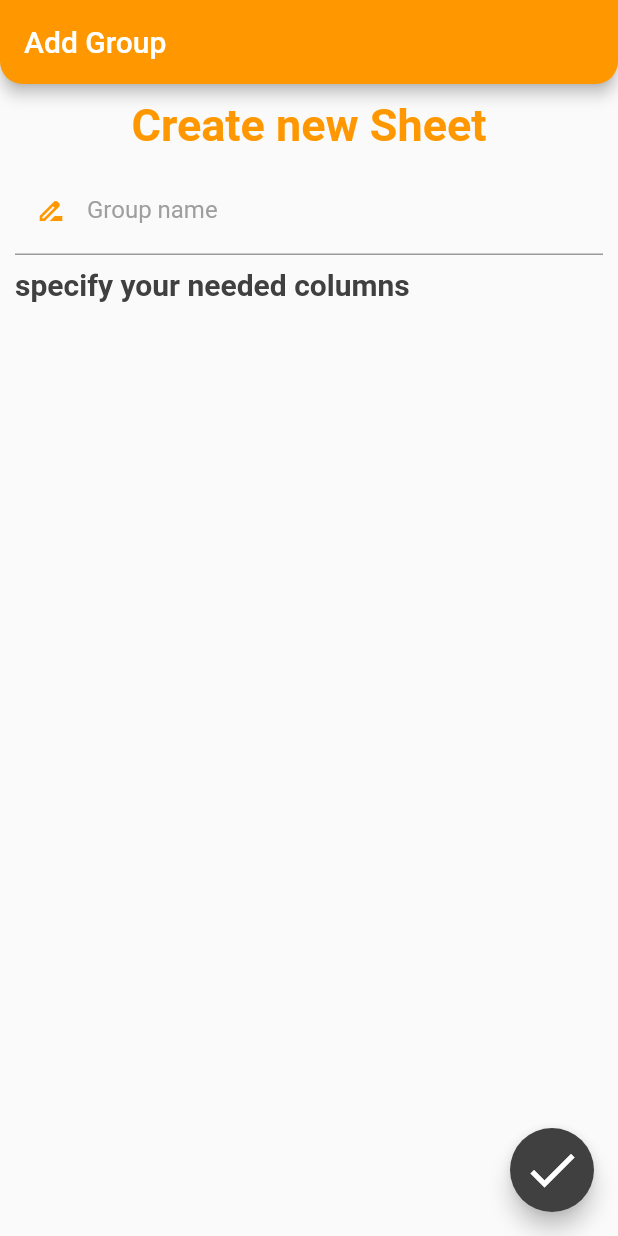
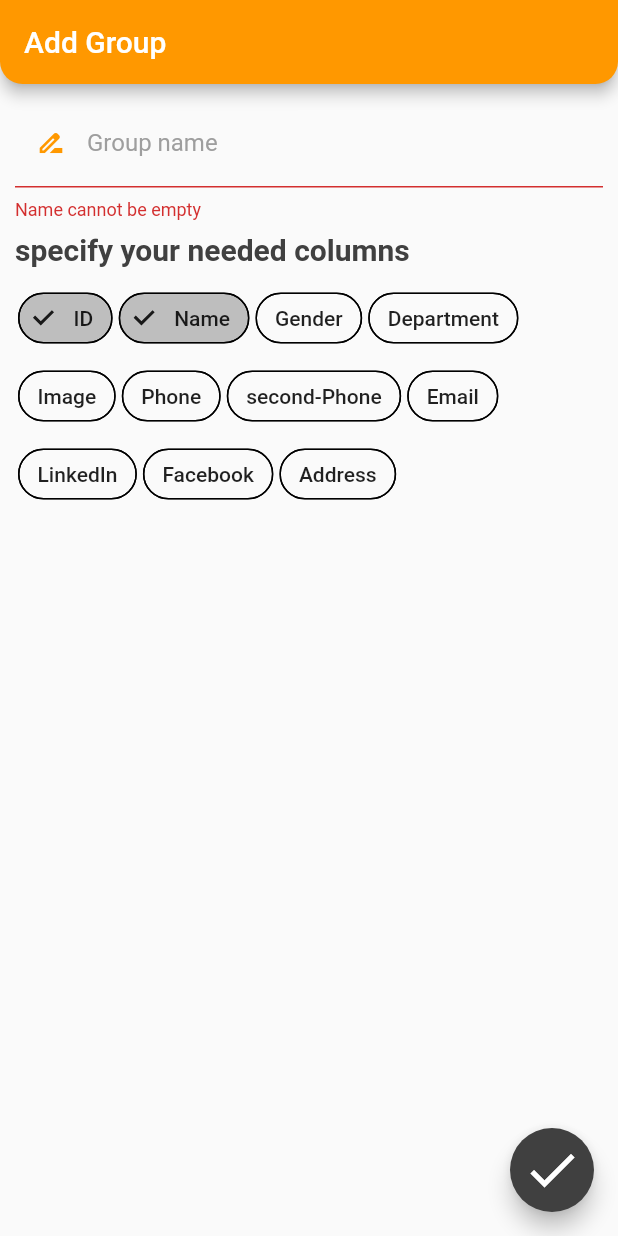
Before and after one commit to Abdelmenam-Tarek-Abdelmenam/Easy-Tag, a Flutter app: the AddGroup screen opened directly, after a tap on the "check" icon, on a phone screen of 412 x 824 dp. Run offline on Flutter 3.47's test engine with Material 2 defaults, Android fonts, the phone set to English and light mode, and no system bars; our stand-ins replace bloc, connectivity_plus, dio, equatable, firebase_auth, firebase_core and 8 more; missing offline and left inert: onboarding; accounts and stored records are empty.

Commit message:
some screen edits

```diff
--- a/lib/bloc/deprecated_cubit/admin_cubit.dart
+++ b/lib/bloc/deprecated_cubit/admin_cubit.dart
@@ -12,7 +12,7 @@ import 'package:http/http.dart' as http;
 import '../../view/shared/functions/navigation_functions.dart';
 import '../../view/shared/widgets/toast_helper.dart';
 import '../../view/ui/user_screen.dart';
-import '../../view/ui/add_group.dart';
+import '../../view/ui/add_group/add_group.dart';
 import '../../view/ui/edit_user.dart';
 import '../../view/ui/main_view/main_screen.dart';
 import 'admin_states.dart';
--- a/lib/model/module/card_student.dart
+++ b/lib/model/module/card_student.dart
@@ -1,10 +1,13 @@
 import 'package:equatable/equatable.dart';
+
+const String randomPhoto =
+    "https://cdn.pixabay.com/photo/2016/04/01/10/11/avatar-1299805__340.png";
 
 // ignore: must_be_immutable
 class CardStudent extends Equatable {
   String? name;
   String? id;
-  String? imgUrl;
+  late String imgUrl;
   StudentState state = StudentState.empty;
   int? groupIndex;
 
@@ -12,7 +15,7 @@ class CardStudent extends Equatable {
       {this.name,
       this.id,
       this.state = StudentState.empty,
-      this.imgUrl,
+      this.imgUrl = randomPhoto,
       this.groupIndex});
 
   static CardStudent empty = CardStudent(state: StudentState.empty);
@@ -68,8 +71,9 @@ class CardStudent extends Equatable {
 
   String _cvtImgLink(String old) {
     if (old.contains("drive.google.com")) {
-      return "https://drive.google.com/uc?export=view&id=" +
-          imgUrl!.split('/')[5];
+      return "https://drive.google.com/uc?export=view&id=" + old.split('/')[5];
+    } else if (!old.contains("http")) {
+      old = randomPhoto;
     }
     return old;
   }
--- a/lib/model/repository/web_sevices.dart
+++ b/lib/model/repository/web_sevices.dart
@@ -61,8 +61,9 @@ class WebServices {
     String url = _infoSheetLinkBase +
         "userName=$_id"
             "&group=$index";
+    print("start requset");
     String data = await _doRequest(url);
-    // TODO : Change return data type to 2d list
+    print("recieved $data");
     var list = data.split("!");
     details.studentNames = list[0].split(',');
     details.columnNames = list[1].split(',');
--- a/lib/view/ui/add_group.dart
+++ /dev/null
@@ -1,370 +0,0 @@
-import 'package:auto_id/bloc/admin_bloc/admin_data_bloc.dart';
-import 'package:auto_id/view/resources/color_manager.dart';
-import 'package:auto_id/view/resources/styles_manager.dart';
-import 'package:flutter/material.dart';
-import 'package:flutter_bloc/flutter_bloc.dart';
-
-import '../shared/widgets/form_field.dart';
-
-List<String> neededColumnsNames = const [
-  "ID",
-  "Name",
-  "Gender",
-  "Department",
-  "Image",
-  "Phone",
-  "second-Phone",
-  "Email",
-  "LinkedIn",
-  "Facebook",
-  "Address"
-];
-
-// ignore: must_be_immutable
-class AddGroup extends StatelessWidget {
-  AddGroup({Key? key}) : super(key: key);
-
-  List<bool> neededColumns =
-      List.generate(neededColumnsNames.length, (index) => index < 2);
-  var sheetNameController = TextEditingController();
-  var formKey = GlobalKey<FormState>();
-
-  @override
-  Widget build(BuildContext context) {
-    return BlocConsumer<AdminDataBloc, AdminDataStates>(
-      listener: (context, state) {},
-      builder: (context, state) {
-        return GestureDetector(
-          onTap: () {
-            FocusScopeNode currentFocus = FocusScope.of(context);
-            if (!currentFocus.hasPrimaryFocus) {
-              currentFocus.unfocus();
-            }
-          },
-          child: Scaffold(
-              floatingActionButton: FloatingActionButton(
-                backgroundColor: ColorManager.darkGrey,
-                child: 5 == 6
-                    ? const CircularProgressIndicator(
-                        color: Colors.white,
-                      )
-                    : const Icon(
-                        Icons.check,
-                        size: 40,
-                        color: Colors.white,
-                      ),
-                onPressed: () {
-                  // if (addIndex == 0) {
-                  if (formKey.currentState!.validate()) {
-                    List<String> renameRowsName = [];
-
-                    for (int i = 0; i < 11; i++) {
-                      if (neededColumns[i]) {
-                        renameRowsName.add(neededColumnsNames[i]);
-                      }
-                    }
-                    // cubit
-                    //     .createSpreadSheet(sheetNameController.text, context)
-                    //     .then((value) {
-                    //   cubit.addColumnNames(
-                    //       value, sheetNameController.text, context);
-                    // });
-                  }
-                  // } else {
-                  //   if (formKey.currentState!.validate()) {
-                  //     if (useSheetRowAsName) {
-                  //       cubit.testLink(context, sheetNameController.text,
-                  //           sheetLinkController.text);
-                  // } else {
-                  //   if (renameRowsName.length ==
-                  //       cubit.tableNumberOfUnnamedColumns) {
-                  //     cubit.addColumnNames(
-                  //         sheetLinkController.text.split('/')[5],
-                  //         sheetNameController.text,
-                  //         context);
-                  //   } else {
-                  //     showDialog(
-                  //         context: context,
-                  //         builder: (context) {
-                  //           Future.delayed(const Duration(seconds: 4), () {
-                  //             Navigator.of(context).pop(true);
-                  //           });
-                  //           return const AlertDialog(
-                  //             title: Text("make sure you name all columns"),
-                  //             backgroundColor: Colors.red,
-                  //           );
-                  //         });
-                  //   }
-                  //     }
-                  //   }
-                  // }
-                },
-              ),
-              // bottomNavigationBar: CurvedNavigationBar(
-              //   backgroundColor: Colors.white,
-              //   color: Colors.orange,
-              //   items: const [
-              //     Icon(
-              //       Icons.create_new_folder_outlined,
-              //       size: 30,
-              //       color: Colors.white,
-              //     ),
-              //     Icon(
-              //       Icons.folder_open_sharp,
-              //       size: 30,
-              //       color: Colors.white,
-              //     ),
-              //   ],
-              //   onTap: (index) {
-              //     //Handle button tap
-              //     // addIndex = index;
-              //     // cubit.changeAddTab();
-              //   },
-              // ),
-              appBar: AppBar(
-                shape: StyLeManager.appBarShape,
-                foregroundColor: Colors.white,
-                title: const Text('Add Group'),
-              ),
-              body: Padding(
-                padding: const EdgeInsets.all(10.0),
-                child: Column(
-                  crossAxisAlignment: CrossAxisAlignment.start,
-                  children: [
-                    const Center(
-                      child: Text(
-                        'Create new Sheet',
-                        style: TextStyle(
-                            fontSize: 30,
-                            color: Colors.orange,
-                            fontWeight: FontWeight.bold),
-                      ),
-                    ),
-                    const SizedBox(
-                      height: 10,
-                    ),
-                    Form(
-                        key: formKey,
-                        child: DefaultFormField(
-                            controller: sheetNameController,
-                            title: "Group name",
-                            prefix: Icons.drive_file_rename_outline)),
-                    const Padding(
-                      padding: EdgeInsets.symmetric(vertical: 8.0),
-                      child: Text(
-                        'specify your needed columns',
-                        style: TextStyle(
-                            fontSize: 20,
-                            color: ColorManager.darkGrey,
-                            fontWeight: FontWeight.bold),
-                      ),
-                    ),
-                  ],
-                ),
-              )),
-        );
-      },
-    );
-  }
-
-  Widget chooseColumnName() {
-    // FilterChip(
-    //   label: Text("text"),
-    //   backgroundColor: Colors.transparent,
-    //   shape: StadiumBorder(side: BorderSide()),
-    //   onSelected: (bool value) {print("selected");},
-    // );
-    return Column(
-        children: List.generate(
-            neededColumnsNames.length,
-            (index) => StatefulBuilder(
-                  builder: (_, setState) {
-                    return CheckboxListTile(
-                        title: Text(
-                          neededColumnsNames[index],
-                          style: const TextStyle(
-                              color: Colors.black54,
-                              fontWeight: FontWeight.bold),
-                        ),
-                        value: neededColumns[9],
-                        onChanged: (newValue) {
-                          setState(() {
-                            neededColumns[9] = !neededColumns[9];
-                          });
-                        },
-                        controlAffinity: ListTileControlAffinity
-                            .leading, //  <-- leading Checkbox
-                        contentPadding: const EdgeInsets.all(0.0));
-                  },
-                )));
-  }
-
-  // Widget addFromExistingSheet() {
-  //   return Padding(
-  //     padding: const EdgeInsets.all(15.0),
-  //     child: Center(
-  //       child: SingleChildScrollView(
-  //         reverse: true,
-  //         child: Column(
-  //           children: [
-  //             Form(
-  //                 key: formKey,
-  //                 child: Column(
-  //                   crossAxisAlignment: CrossAxisAlignment.start,
-  //                   children: [
-  //                     const Text(
-  //                       'If you already have sheet',
-  //                       style: TextStyle(
-  //                           fontSize: 25,
-  //                           color: Colors.orange,
-  //                           fontWeight: FontWeight.bold),
-  //                     ),
-  //                     const Padding(
-  //                       padding: EdgeInsets.symmetric(vertical: 8.0),
-  //                       child: Text(
-  //                         'make sure that the link is "Editor" & "For every one" \nThe ID column should named as <ID>\nThe name column should named as <Name>"',
-  //                         style: TextStyle(
-  //                             color: Colors.red,
-  //                             fontSize: 12,
-  //                             fontWeight: FontWeight.bold),
-  //                       ),
-  //                     ),
-  //                     TextFormField(
-  //                         controller: sheetNameController,
-  //                         keyboardType: TextInputType.text,
-  //                         validator: (value) {
-  //                           if (value!.isEmpty) {
-  //                             return 'Name cannot be empty';
-  //                           } else {
-  //                             return null;
-  //                           }
-  //                         },
-  //                         decoration: InputDecoration(
-  //                           labelText: "Group name",
-  //                           prefixIcon:
-  //                               const Icon(Icons.drive_file_rename_outline),
-  //                           enabledBorder: OutlineInputBorder(
-  //                             borderSide: const BorderSide(
-  //                                 color: Colors.orange, width: 2.0),
-  //                             borderRadius: BorderRadius.circular(15.0),
-  //                           ),
-  //                         )),
-  //                     const SizedBox(
-  //                       height: 10,
-  //                     ),
-  //                     TextFormField(
-  //                         controller: sheetLinkController,
-  //                         keyboardType: TextInputType.url,
-  //                         validator: (value) {
-  //                           if (value!.isEmpty) {
-  //                             return 'Link cannot be empty';
-  //                           } else {
-  //                             return null;
-  //                           }
-  //                         },
-  //                         decoration: InputDecoration(
-  //                           enabled: useSheetRowAsName,
-  //                           labelText: "Sheet Link",
-  //                           prefixIcon: const Icon(Icons.link),
-  //                           enabledBorder: OutlineInputBorder(
-  //                             borderSide: const BorderSide(
-  //                                 color: Colors.orange, width: 2.0),
-  //                             borderRadius: BorderRadius.circular(15.0),
-  //                           ),
-  //                         )),
-  //                     const SizedBox(
-  //                       height: 10,
-  //                     ),
-  //                     CheckboxListTile(
-  //                         title: const Text(
-  //                           "Use the first Row as columns name",
-  //                           style: TextStyle(
-  //                               color: Colors.black54,
-  //                               fontWeight: FontWeight.bold),
-  //                         ),
-  //                         value: useSheetRowAsName,
-  //                         onChanged: (newValue) {
-  //                           if (formKey.currentState!.validate()) {
-  //                             cubit.useSheetRowAsNameCheckBox(context,
-  //                                 useSheetRowAsName, sheetLinkController.text);
-  //                           }
-  //                         },
-  //                         controlAffinity: ListTileControlAffinity
-  //                             .leading, //  <-- leading Checkbox
-  //                         contentPadding: const EdgeInsets.all(0.0)),
-  //                   ],
-  //                 )),
-  //             Container(
-  //                 child: state is UseSheetRowAsNameLoading
-  //                     ? const Center(child: CircularProgressIndicator())
-  //                     : useSheetRowAsName == true
-  //                         ? Container()
-  //                         : Column(
-  //                             crossAxisAlignment: CrossAxisAlignment.start,
-  //                             children: [
-  //                               const Padding(
-  //                                 padding: EdgeInsets.symmetric(vertical: 8.0),
-  //                                 child: Text('specify column name',
-  //                                     style: TextStyle(
-  //                                         fontSize: 18,
-  //                                         fontWeight: FontWeight.bold,
-  //                                         color: ColorManager.darkGrey)),
-  //                               ),
-  //                               Form(
-  //                                 key: formKey2,
-  //                                 child: TextFormField(
-  //                                     controller: columnNameController,
-  //                                     keyboardType: TextInputType.text,
-  //                                     validator: (value) {
-  //                                       if (value!.isEmpty) {
-  //                                         return 'column name cannot be empty';
-  //                                       } else {
-  //                                         return null;
-  //                                       }
-  //                                     },
-  //                                     decoration: InputDecoration(
-  //                                       labelText:
-  //                                           "Column ${String.fromCharCode(currentColumnToFill)} name",
-  //                                       prefixIcon: const Icon(
-  //                                           Icons.file_copy_outlined),
-  //                                       suffixIcon: IconButton(
-  //                                           onPressed: () {
-  //                                             if (formKey2.currentState!
-  //                                                 .validate()) {
-  //                                               cubit.addRowName(
-  //                                                   columnNameController.text,
-  //                                                   currentColumnToFill,
-  //                                                   context);
-  //                                             }
-  //                                             columnNameController.text = "";
-  //                                           },
-  //                                           icon: const Icon(
-  //                                             Icons.next_plan_outlined,
-  //                                             size: 25,
-  //                                             color: Colors.orange,
-  //                                           )),
-  //                                       enabledBorder: OutlineInputBorder(
-  //                                         borderSide: const BorderSide(
-  //                                             color: ColorManager.darkGrey,
-  //                                             width: 2.0),
-  //                                         borderRadius:
-  //                                             BorderRadius.circular(15.0),
-  //                                       ),
-  //                                     )),
-  //                               ),
-  //                               SingleChildScrollView(
-  //                                 scrollDirection: Axis.horizontal,
-  //                                 child: DataTable(
-  //                                   columns: cubit.tableNameColumns,
-  //                                   rows: cubit.tableNameRows,
-  //                                 ),
-  //                               ),
-  //                             ],
-  //                           )),
-  //           ],
-  //         ),
-  //       ),
-  //     ),
-  //   );
-  // }
-}
--- /dev/null
+++ b/lib/view/ui/add_group/add_group.dart
@@ -0,0 +1,161 @@
+import 'package:auto_id/bloc/admin_bloc/admin_data_bloc.dart';
+import 'package:auto_id/view/resources/color_manager.dart';
+import 'package:auto_id/view/resources/styles_manager.dart';
+import 'package:flutter/material.dart';
+import 'package:flutter_bloc/flutter_bloc.dart';
+
+import '../../shared/widgets/form_field.dart';
+
+List<String> neededColumnsNames = const [
+  "ID",
+  "Name",
+  "Gender",
+  "Department",
+  "Image",
+  "Phone",
+  "second-Phone",
+  "Email",
+  "LinkedIn",
+  "Facebook",
+  "Address",
+];
+
+// ignore: must_be_immutable
+class AddGroup extends StatelessWidget {
+  AddGroup({Key? key}) : super(key: key);
+
+  List<bool> neededColumns =
+      List.generate(neededColumnsNames.length, (index) => index < 2);
+  var sheetNameController = TextEditingController();
+  var formKey = GlobalKey<FormState>();
+
+  @override
+  Widget build(BuildContext context) {
+    return BlocConsumer<AdminDataBloc, AdminDataStates>(
+      listener: (context, state) {},
+      builder: (context, state) {
+        return GestureDetector(
+          onTap: () {
+            FocusScopeNode currentFocus = FocusScope.of(context);
+            if (!currentFocus.hasPrimaryFocus) {
+              currentFocus.unfocus();
+            }
+          },
+          child: Scaffold(
+              floatingActionButton: FloatingActionButton(
+                backgroundColor: ColorManager.darkGrey,
+                child: 5 == 6
+                    ? const CircularProgressIndicator(
+                        color: Colors.white,
+                      )
+                    : const Icon(
+                        Icons.check,
+                        size: 40,
+                        color: Colors.white,
+                      ),
+                onPressed: () {
+                  // if (addIndex == 0) {
+                  if (formKey.currentState!.validate()) {
+                    List<String> renameRowsName = [];
+
+                    for (int i = 0; i < neededColumns.length; i++) {
+                      if (neededColumns[i]) {
+                        renameRowsName.add(neededColumnsNames[i]);
+                      }
+                    }
+                    print(renameRowsName);
+                    // cubit
+                    //     .createSpreadSheet(sheetNameController.text, context)
+                    //     .then((value) {
+                    //   cubit.addColumnNames(
+                    //       value, sheetNameController.text, context);
+                    // });
+                  }
+                },
+              ),
+              // bottomNavigationBar: CurvedNavigationBar(
+              //   backgroundColor: Colors.white,
+              //   color: Colors.orange,
+              //   items: const [
+              //     Icon(
+              //       Icons.create_new_folder_outlined,
+              //       size: 30,
+              //       color: Colors.white,
+              //     ),
+              //     Icon(
+              //       Icons.folder_open_sharp,
+              //       size: 30,
+              //       color: Colors.white,
+              //     ),
+              //   ],
+              //   onTap: (index) {
+              //     //Handle button tap
+              //     // addIndex = index;
+              //     // cubit.changeAddTab();
+              //   },
+              // ),
+              appBar: AppBar(
+                shape: StyLeManager.appBarShape,
+                foregroundColor: Colors.white,
+                title: const Text('Add Group'),
+              ),
+              body: Padding(
+                padding: const EdgeInsets.all(10.0),
+                child: Column(
+                  crossAxisAlignment: CrossAxisAlignment.start,
+                  children: [
+                    Form(
+                        key: formKey,
+                        child: DefaultFormField(
+                          controller: sheetNameController,
+                          title: "Group name",
+                          prefix: Icons.drive_file_rename_outline,
+                          validator: (val) =>
+                              val!.isEmpty ? "Name cannot be empty" : null,
+                        )),
+                    const Padding(
+                      padding: EdgeInsets.symmetric(vertical: 8.0),
+                      child: Text(
+                        'specify your needed columns',
+                        style: TextStyle(
+                            fontSize: 20,
+                            color: ColorManager.darkGrey,
+                            fontWeight: FontWeight.bold),
+                      ),
+                    ),
+                    chooseColumnName(),
+                  ],
+                ),
+              )),
+        );
+      },
+    );
+  }
+
+  Widget chooseColumnName() {
+    return Wrap(
+        children: List.generate(
+            neededColumnsNames.length,
+            (index) => StatefulBuilder(
+                  builder: (_, setState) {
+                    return Padding(
+                      padding: const EdgeInsets.all(2.0),
+                      child: FilterChip(
+                        selected: neededColumns[index],
+                        label: Text(
+                          neededColumnsNames[index],
+                        ),
+                        backgroundColor: Colors.transparent,
+                        shape: StadiumBorder(side: BorderSide()),
+                        onSelected: (bool value) {
+                          if (index < 2) return;
+                          setState(() {
+                            neededColumns[index] = value;
+                          });
+                        },
+                      ),
+                    );
+                  },
+                )));
+  }
+}
--- a/lib/view/ui/group_screen/widgets/search_bar.dart
+++ b/lib/view/ui/group_screen/widgets/search_bar.dart
@@ -1,3 +1,4 @@
+import 'package:auto_id/view/resources/color_manager.dart';
 import 'package:flutter/material.dart';
 import 'package:flutter_typeahead/flutter_typeahead.dart';
 
@@ -11,11 +12,13 @@ class SearchBar extends StatelessWidget {
       decoration: const BoxDecoration(
           color: Colors.white,
           borderRadius: BorderRadius.all(Radius.circular(4))),
-      margin: const EdgeInsets.symmetric(horizontal: 10, vertical: 15),
+      margin: const EdgeInsets.symmetric(horizontal: 10),
       child: TypeAheadField<String>(
           textFieldConfiguration: TextFieldConfiguration(
             decoration: InputDecoration(
                 labelText: 'Search for Student',
+                border: OutlineInputBorder(
+                    borderSide: (BorderSide(color: ColorManager.mainOrange))),
                 labelStyle: TextStyle(
                   fontSize: 16,
                   fontWeight: FontWeight.w300,
--- a/lib/view/ui/main_view/widgets/group_list.dart
+++ b/lib/view/ui/main_view/widgets/group_list.dart
@@ -4,6 +4,8 @@ import 'package:flutter/material.dart';
 import 'package:flutter_bloc/flutter_bloc.dart';
 
 import '../../../resources/color_manager.dart';
+import '../../../shared/functions/navigation_functions.dart';
+import '../../group_screen/group_screen.dart';
 
 class GroupList extends StatelessWidget {
   final List<GroupDetails> groups;
@@ -46,6 +48,7 @@ class GroupList extends StatelessWidget {
               context
                   .read<AdminDataBloc>()
                   .add(LoadGroupDataEvent(index, false));
+              navigateAndPush(context, GroupScreen(index));
             },
             child: Column(
               children: [
```
Also changed, not shown: lib/bloc/admin_bloc/admin_data_bloc.dart (+13 -8 lines), lib/view/ui/add_group/widgets/numeric_field.dart (added, +64 -0 lines), lib/view/ui/device_config/esp_config.dart (+2 -9 lines), lib/view/ui/device_config/widgets/main_widget.dart (+4 -4 lines), lib/view/ui/group_screen/group_screen.dart (+8 -7 lines), lib/view/ui/group_screen/widgets/item_builder.dart (+6 -1 lines), lib/view/ui/main_view/main_screen.dart (+6 -15 lines), lib/view/ui/main_view/widgets/user_card.dart (+3 -4 lines).
